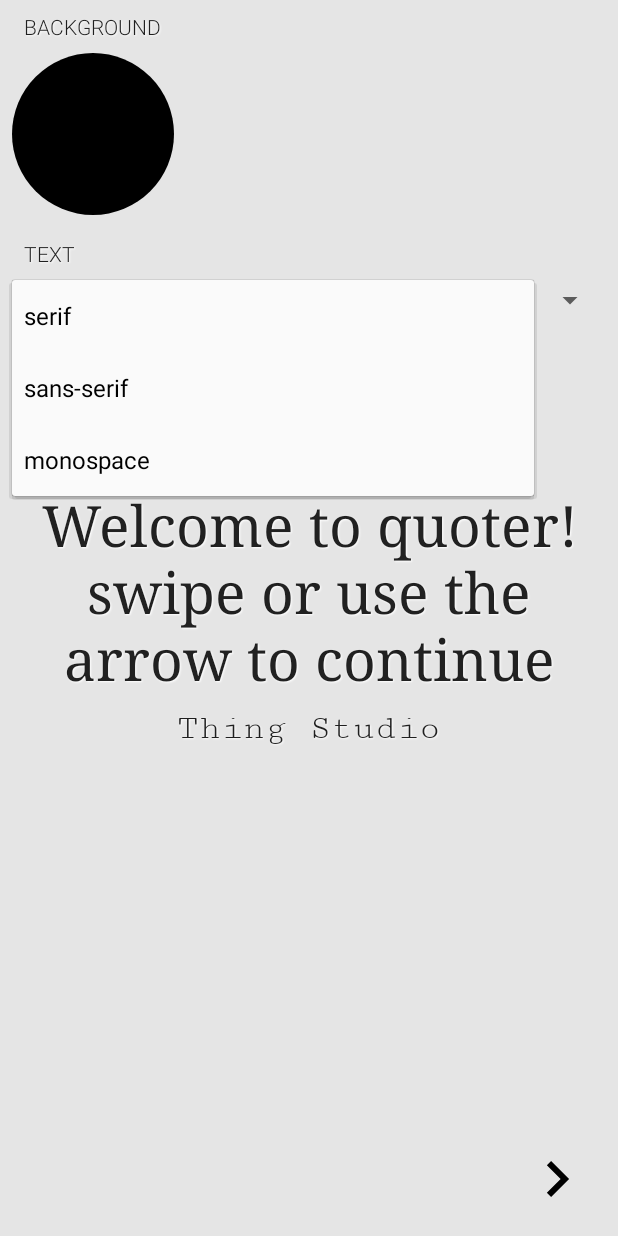
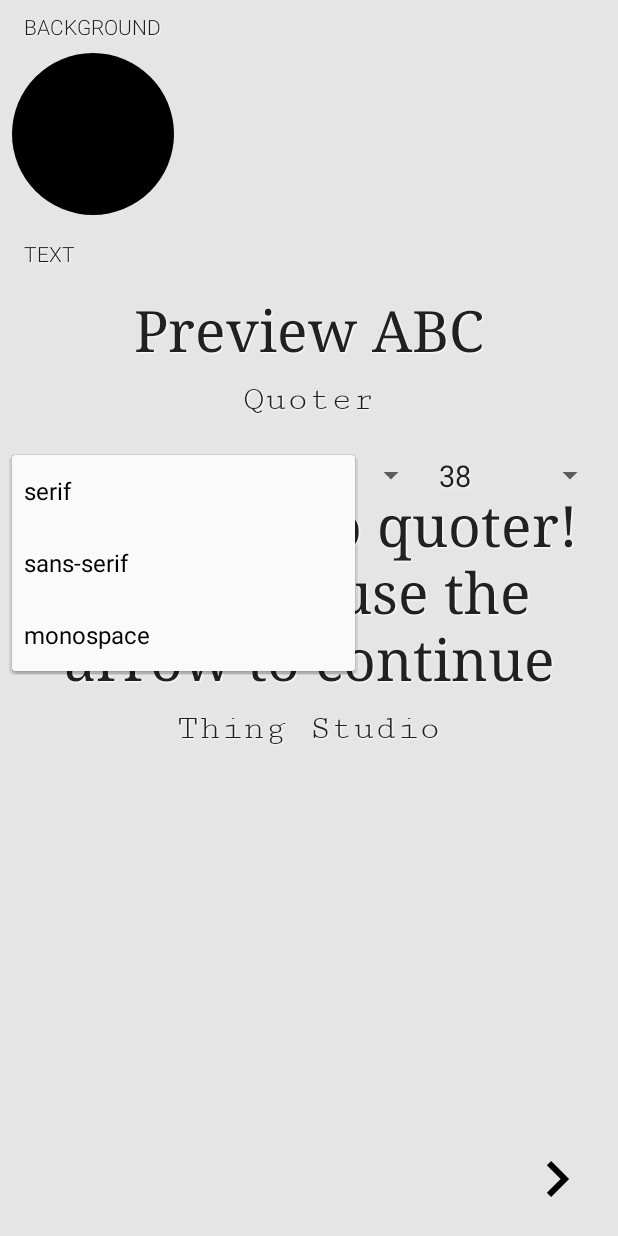
Before and after one commit to bharatvaj/Quoter, an Android app: the fragment CustomizeFragment placed in its activity, after a tap on "serif", on a phone screen of 412 x 824 dp. Run offline under Robolectric (Android 15) with nearby library versions, the phone set to English and light mode, and no system bars; our stand-ins replace EventBus, Firebase (no records; nobody signed in at launch, a user with empty details on screens opened directly), Picasso; libraries missing offline, so code that uses them is left out: ; plain views replace RoundedImageView; pictures from the network do not load; 4 statements that could not run were skipped.

Commit message:
Added option to customize text size and added preview

```diff
--- a/app/build.gradle
+++ b/app/build.gradle
@@ -10,8 +10,8 @@ android {
         applicationId "com.thing.quoter"
         minSdkVersion 21
         targetSdkVersion 28
-        versionCode 9
-        versionName "0.83"
+        versionCode 10
+        versionName "0.85"
         testInstrumentationRunner "android.support.test.runner.AndroidJUnitRunner"
     }
     buildTypes {
--- a/app/src/main/java/com/thing/quoter/MainActivity.kt
+++ b/app/src/main/java/com/thing/quoter/MainActivity.kt
@@ -6,10 +6,11 @@ import android.transition.Fade
 import android.view.*
 import com.squareup.picasso.Picasso
 import com.thing.quoter.fragment.CustomizeFragment
-import com.thing.quoter.fragment.DisplayQuoteFragment
+import com.thing.quoter.fragment.QuotePreviewFragment
 import com.thing.quoter.fragment.ProviderSelectFragment
 import com.thing.quoter.model.Quote
 import com.thing.quoter.model.QuoteProvider
+import com.thing.quoter.model.QuoteSetting
 import kotlinx.android.synthetic.main.activity_main.*
 import kotlinx.android.synthetic.main.navigation.*
 import kotlinx.android.synthetic.main.toolbar.*
@@ -17,9 +18,14 @@ import kotlinx.android.synthetic.main.toolbar.*
 class MainActivity : AppActivity(), View.OnClickListener,
         CustomizeFragment.OnCustomizeListener,
         ProviderSelectFragment.OnProviderChangedListener,
+        CustomizeFragment.OnTextCustomizeListener,
         View.OnLongClickListener {
 
-    val dqf: DisplayQuoteFragment = DisplayQuoteFragment()
+    override fun onTextCustomize(quoteSetting: QuoteSetting) {
+        qpf.loadSetting(quoteSetting)
+    }
+
+    val qpf: QuotePreviewFragment = QuotePreviewFragment()
     var quoteSource: QuoteSource? = null
 
     override fun onLongClick(v: View?): Boolean {
@@ -44,16 +50,6 @@ class MainActivity : AppActivity(), View.OnClickListener,
                     return
                 }
                 Picasso.get().load(extraStr).into(bg)
-            }
-            R.id.fontSpinner -> {
-                if (extraStr == null) {
-                    return
-                }
-                if (dqf.isVisible) {
-                    dqf.loadSetting(dqf.getSetting().apply { fontFamily = extraStr })
-                }
-            }
-            R.id.fontSizeSpinner -> {
             }
         }
     }
@@ -101,21 +97,6 @@ class MainActivity : AppActivity(), View.OnClickListener,
         navBar.visibility = v
     }
 
-    fun navLeft() {
-        val quote = quoteSource?.getPreviousQuote()
-        if (quote == null)
-            return
-        dqf.show(quote)
-        rightNavBtn.visibility = View.VISIBLE
-    }
-
-    fun navRight() {
-        val quote = quoteSource?.getNextQuote()
-        if (quote == null)
-            return
-        dqf.show(quote)
-        leftNavBtn.visibility = View.VISIBLE
-    }
 
     override fun onCreate(savedInstanceState: Bundle?) {
         super.onCreate(savedInstanceState)
@@ -124,9 +105,11 @@ class MainActivity : AppActivity(), View.OnClickListener,
         }
         setContentView(R.layout.activity_main)
 
+        QuoterHelper.quoteSetting = QuoteSetting()
+
         supportFragmentManager
                 .beginTransaction()
-                .replace(R.id.mainFrameLayout, dqf)
+                .replace(R.id.mainFrameLayout, qpf)
                 .runOnCommit {
                     if (isFirstTime) {
                         menuContainer.visibility = View.GONE
@@ -149,7 +132,7 @@ class MainActivity : AppActivity(), View.OnClickListener,
                         mainFrameLayout.setOnClickListener(this)
 
                         quoteSource?.onEndReachedListener = {
-                            dqf.show(it)
+                            qpf.show(it)
                             rightNavBtn.visibility = View.GONE
                             leftNavBtn.visibility = View.VISIBLE
                         }
@@ -162,7 +145,7 @@ class MainActivity : AppActivity(), View.OnClickListener,
                         navRight()
                     }
                     quoteSource?.onStartReachedListener = {
-                        dqf.show(it)
+                        qpf.show(it)
                         leftNavBtn.visibility = View.GONE
                         rightNavBtn.visibility = View.VISIBLE
                     }
@@ -184,4 +167,21 @@ class MainActivity : AppActivity(), View.OnClickListener,
             }
         })
     }
+
+    fun navLeft() {
+        val quote = quoteSource?.getPreviousQuote()
+        if (quote == null)
+            return
+        qpf.show(quote)
+        rightNavBtn.visibility = View.VISIBLE
+    }
+
+    fun navRight() {
+        val quote = quoteSource?.getNextQuote()
+        if (quote == null)
+            return
+        qpf.show(quote)
+        leftNavBtn.visibility = View.VISIBLE
+    }
+
 }
--- a/app/src/main/java/com/thing/quoter/QuoterHelper.kt
+++ b/app/src/main/java/com/thing/quoter/QuoterHelper.kt
@@ -1,6 +1,5 @@
 package com.thing.quoter
 
-import android.support.v4.util.CircularArray
 import com.google.firebase.firestore.CollectionReference
 import com.google.firebase.firestore.FirebaseFirestore
 import com.thing.quoter.model.Quote
@@ -11,10 +10,6 @@ import java.lang.NullPointerException
 import java.net.HttpURLConnection
 import java.net.MalformedURLException
 import java.net.URL
-import java.util.*
-import kotlin.collections.ArrayList
-import kotlin.collections.HashMap
-import kotlin.collections.HashSet
 import kotlin.collections.LinkedHashSet
 import kotlin.concurrent.thread
 
@@ -22,6 +17,7 @@ object QuoterHelper {
 
     private var quoteProvidersRef: CollectionReference = FirebaseFirestore.getInstance().collection("quoteProvider")
     var quoteProviders = FirestoreList(QuoteProvider::class.java, quoteProvidersRef)
+    var quoteSetting: QuoteSetting? = null
 
     var backgrounds = LinkedHashSet<String>()
 
@@ -42,20 +38,20 @@ object QuoterHelper {
         //FIXME
     }
 
-    class MessageEvent /* Additional fields if needed */
+    class BackgroundUpdateEvent
 
     /*
            * Resolve urls and stash into background
            */
     private fun resolveImageUrls(backgroundUrlApi: String) {
         try {
-            var url = URL(backgroundUrlApi)
-            var ucon = url.openConnection() as HttpURLConnection
+            val url = URL(backgroundUrlApi)
+            val ucon = url.openConnection() as HttpURLConnection
             ucon.setInstanceFollowRedirects(false)
-            var secondURL: URL? = URL(ucon.getHeaderField("Location"))
+            val secondURL: URL? = URL(ucon.getHeaderField("Location"))
             backgrounds.add(secondURL.toString())
             //FIXME call event only if  add succeeds
-            EventBus.getDefault().post(MessageEvent())
+            EventBus.getDefault().post(BackgroundUpdateEvent())
         } catch (npe: NullPointerException) {
             //no-op
         } catch (mue: MalformedURLException) {
--- a/app/src/main/java/com/thing/quoter/fragment/CustomizeFragment.kt
+++ b/app/src/main/java/com/thing/quoter/fragment/CustomizeFragment.kt
@@ -4,18 +4,16 @@ import android.content.Context
 import android.os.Bundle
 import android.support.v4.app.Fragment
 import android.support.v7.widget.LinearLayoutManager
-import android.transition.Fade
 import android.view.LayoutInflater
 import android.view.View
 import android.view.ViewGroup
 import android.widget.AdapterView
 import android.widget.ArrayAdapter
-import android.widget.SpinnerAdapter
 import com.thing.quoter.QuoterHelper
 
 import com.thing.quoter.R
 import com.thing.quoter.adapter.BackgroundPreviewViewAdapter
-import com.thing.quoter.model.Quote
+import com.thing.quoter.model.QuoteSetting
 import kotlinx.android.synthetic.main.customize_background.*
 import kotlinx.android.synthetic.main.customize_text.*
 import org.greenrobot.eventbus.EventBus
@@ -24,11 +22,24 @@ import org.greenrobot.eventbus.ThreadMode
 
 class CustomizeFragment : Fragment(), View.OnClickListener, AdapterView.OnItemSelectedListener {
 
+    var qpf: QuotePreviewFragment? = null
+
     override fun onNothingSelected(parent: AdapterView<*>?) {
     }
 
     override fun onItemSelected(parent: AdapterView<*>?, view: View?, position: Int, id: Long) {
-        listener?.onCustomize(R.id.fontSpinner, context!!.resources.getStringArray(R.array.font_list)[position])
+        when (parent?.id!!) {
+            R.id.fontSpinner -> {
+                val extraStr = context!!.resources.getStringArray(R.array.font_list)[position]
+                qpf!!.loadSetting(QuoterHelper.quoteSetting!!.apply { fontFamily = extraStr })
+                textListener?.onTextCustomize(QuoterHelper.quoteSetting!!)
+            }
+            R.id.fontSizeSpinner -> {
+                val extraStr = context!!.resources.getStringArray(R.array.font_size_list)[position]
+                qpf!!.loadSetting(QuoterHelper.quoteSetting!!.also { it.fontSize = extraStr.toInt() })
+                textListener?.onTextCustomize(QuoterHelper.quoteSetting!!)
+            }
+        }
     }
 
     companion object {
@@ -38,6 +49,7 @@ class CustomizeFragment : Fragment(), View.OnClickListener, AdapterView.OnItemSe
     var adapter: BackgroundPreviewViewAdapter? = null
 
     private var listener: OnCustomizeListener? = null
+    private var textListener: OnTextCustomizeListener? = null
 
     override fun onCreateView(inflater: LayoutInflater, container: ViewGroup?,
                               savedInstanceState: Bundle?): View? {
@@ -46,7 +58,7 @@ class CustomizeFragment : Fragment(), View.OnClickListener, AdapterView.OnItemSe
     }
 
     @Subscribe(threadMode = ThreadMode.MAIN)
-    fun notifyBackgroundList(messageEvent: QuoterHelper.MessageEvent) {
+    fun notifyBackgroundList(backgroundUpdateEvent: QuoterHelper.BackgroundUpdateEvent) {
         adapter?.notifyItemInserted(adapter?.itemCount!!)
     }
 
@@ -65,8 +77,6 @@ class CustomizeFragment : Fragment(), View.OnClickListener, AdapterView.OnItemSe
         colorChange.setOnClickListener(this)
         backgroundChange.setOnClickListener(this)
         userBgChange.setOnClickListener(this)
-
-//        toggleFont.setOnClickListener(this)
         toggleSpeaker.setOnClickListener(this)
 
         adapter = BackgroundPreviewViewAdapter(context!!, QuoterHelper.backgrounds)
@@ -76,25 +86,33 @@ class CustomizeFragment : Fragment(), View.OnClickListener, AdapterView.OnItemSe
             listener?.onCustomize(BACKGROUND_IMAGE, str)
         }
 
-        val dqf = DisplayQuoteFragment()
+        qpf = QuotePreviewFragment()
         fragmentManager?.beginTransaction()
-                ?.replace(R.id.textPreviewFrameLayout, dqf)
+                ?.replace(R.id.textPreviewFrameLayout, qpf!!)
                 ?.runOnCommit {
-                    dqf.show(getString(R.string.preview_string))
+                    qpf!!.show(getString(R.string.preview_string))
                 }?.commit()
-
-
 
         ArrayAdapter.createFromResource(
                 context!!,
                 R.array.font_list,
                 android.R.layout.simple_spinner_item
         ).also { a ->
-            // Specify the layout to use when the list of choices appears
             a.setDropDownViewResource(android.R.layout.simple_spinner_dropdown_item)
-            // Apply the adapter to the spinner
             fontSpinner.adapter = a
         }
+
+        ArrayAdapter.createFromResource(
+                context!!,
+                R.array.font_size_list,
+                android.R.layout.simple_spinner_item
+        ).also { a ->
+            a.setDropDownViewResource(android.R.layout.simple_spinner_dropdown_item)
+            fontSizeSpinner.adapter = a
+        }
+        fontSpinner.setSelection(context!!.resources.getStringArray(R.array.font_list).indexOf(QuoterHelper.quoteSetting!!.fontFamily))
+        fontSizeSpinner.setSelection(context!!.resources.getStringArray(R.array.font_size_list).indexOf(QuoterHelper.quoteSetting!!.fontSize.toString()))
+
         fontSpinner.onItemSelectedListener = this
         fontSizeSpinner.onItemSelectedListener = this
     }
@@ -107,17 +125,24 @@ class CustomizeFragment : Fragment(), View.OnClickListener, AdapterView.OnItemSe
         super.onAttach(context)
         if (context is OnCustomizeListener) {
             listener = context
-        } else {
+        } else
             throw RuntimeException(context.toString() + " must implement OnProviderChangedListener")
-        }
+        if (context is OnTextCustomizeListener) {
+            textListener = context
+        } else throw java.lang.RuntimeException(context.toString() + "must implement OnTextCustomizeListener")
     }
 
     override fun onDetach() {
         super.onDetach()
         listener = null
+        textListener = null
     }
 
     interface OnCustomizeListener {
         fun onCustomize(viewId: Int, extraStr: String? = null)
     }
+
+    interface OnTextCustomizeListener {
+        fun onTextCustomize(quoteSetting: QuoteSetting)
+    }
 }
--- a/app/src/main/java/com/thing/quoter/fragment/DisplayQuoteFragment.kt
+++ b/app/src/main/java/com/thing/quoter/fragment/QuotePreviewFragment.kt
@@ -13,10 +13,10 @@ import android.view.animation.AnimationUtils
 import com.thing.quoter.R
 import com.thing.quoter.model.Quote
 import com.thing.quoter.model.QuoteSetting
-import kotlinx.android.synthetic.main.fragment_display_quote.*
+import kotlinx.android.synthetic.main.fragment_quote_preview.*
 
 
-class DisplayQuoteFragment : Fragment(), View.OnLongClickListener {
+class QuotePreviewFragment : Fragment(), View.OnLongClickListener {
     private var quoteSetting: QuoteSetting = QuoteSetting()
     private var listener: View.OnLongClickListener? = null
 
@@ -40,7 +40,7 @@ class DisplayQuoteFragment : Fragment(), View.OnLongClickListener {
 
     override fun onCreateView(inflater: LayoutInflater, container: ViewGroup?,
                               savedInstanceState: Bundle?): View? {
-        return inflater.inflate(R.layout.fragment_display_quote, container, false)
+        return inflater.inflate(R.layout.fragment_quote_preview, container, false)
     }
 
     override fun onViewCreated(view: View, savedInstanceState: Bundle?) {
@@ -53,6 +53,7 @@ class DisplayQuoteFragment : Fragment(), View.OnLongClickListener {
     fun loadSetting(quoteSetting: QuoteSetting) {
         quoteTextView.typeface = if (quoteSetting.fontFamily == "serif") Typeface.SERIF
         else if (quoteSetting.fontFamily == "monospace") Typeface.MONOSPACE else Typeface.SANS_SERIF //FIXME Too much information hard coded
+        quoteTextView.textSize = quoteSetting.fontSize.toFloat()
     }
 
     fun getSetting(): QuoteSetting {
--- a/app/src/main/java/com/thing/quoter/model/QuoteSetting.kt
+++ b/app/src/main/java/com/thing/quoter/model/QuoteSetting.kt
@@ -4,7 +4,8 @@ import java.io.Serializable
 
 data class QuoteSetting(
         var isPreview: Boolean,
-        var fontFamily: String
+        var fontFamily: String,
+        var fontSize: Int
 ) : Serializable {
-    constructor() : this(false, "serif")
+    constructor() : this(false, "serif", 38)
 }
--- /dev/null
+++ b/app/src/main/res/drawable/ic_round_info_button.xml
@@ -0,0 +1,4 @@
+<vector android:height="24dp" android:viewportHeight="510"
+    android:viewportWidth="510" android:width="24dp" xmlns:android="http://schemas.android.com/apk/res/android">
+    <path android:fillColor="#fff" android:pathData="M229.5,382.5h51v-153h-51V382.5zM255,0C114.75,0 0,114.75 0,255s114.75,255 255,255s255,-114.75 255,-255S395.25,0 255,0zM255,459c-112.2,0 -204,-91.8 -204,-204S142.8,51 255,51s204,91.8 204,204S367.2,459 255,459zM229.5,178.5h51v-51h-51V178.5z"/>
+</vector>
--- a/app/src/main/res/layout/customize_text.xml
+++ b/app/src/main/res/layout/customize_text.xml
@@ -20,7 +20,7 @@
         android:id="@+id/textPreviewFrameLayout"
         android:layout_width="match_parent"
         android:layout_height="wrap_content"
-        android:visibility="gone" />
+        android:visibility="visible" />
 
     <LinearLayout
         android:layout_width="match_parent"
@@ -38,8 +38,7 @@
             android:id="@+id/fontSizeSpinner"
             android:layout_width="0dp"
             android:layout_height="wrap_content"
-            android:layout_weight="0.3"
-            android:visibility="gone" />
+            android:layout_weight="0.3" />
     </LinearLayout>
 
     <LinearLayout
--- a/app/src/main/res/layout/fragment_display_quote.xml
+++ b/app/src/main/res/layout/fragment_quote_preview.xml
@@ -9,7 +9,7 @@
     android:orientation="vertical"
     android:clickable="false"
     android:padding="@dimen/margin_medium"
-    tools:context=".fragment.DisplayQuoteFragment">
+    tools:context=".fragment.QuotePreviewFragment">
 
     <TextView
         android:id="@+id/quoteTextView"
--- a/app/src/main/res/values/strings.xml
+++ b/app/src/main/res/values/strings.xml
@@ -7,8 +7,10 @@
 
     <string-array name="onboard_msgs">
         <item>Welcome to quoter! swipe or use the arrow to continue</item>
+        <item>Use the customize button to tweak your quote</item>
         <item>Tap share button to share the current quote</item>
         <item>You are all set! Thanks for using this app</item>
+        <item> </item>
     </string-array>
 
     <!--hints-->
@@ -21,6 +23,7 @@
     <string name="share_text">Save as</string>
     <string name="preview_string" translatable="false">Preview ABC</string>
     <string name="background_hdr">Background</string>
+    <string name="feature_hint_provider">You can select the provider for quotes from this menu. Yet to be implemented.</string>
 
     <string-array name="font_list">
         <item>serif</item>
@@ -28,4 +31,18 @@
         <item>monospace</item>
     </string-array>
 
+    <string-array name="font_size_list">
+        <item>12</item>
+        <item>16</item>
+        <item>18</item>
+        <item>22</item>
+        <item>28</item>
+        <item>32</item>
+        <item>38</item>
+        <item>42</item>
+    </string-array>
+
+    <!-- TODO: Remove or change this placeholder text -->
+    <string name="hello_blank_fragment">Hello blank fragment</string>
+
 </resources>
```
Also changed, not shown: app/src/main/java/com/thing/quoter/fragment/QuotesFragment.kt (added, +48 -0 lines), app/src/main/res/layout/fragment_provider_select.xml (+13 -2 lines), app/src/main/res/layout/fragment_quotes.xml (added, +14 -0 lines).
